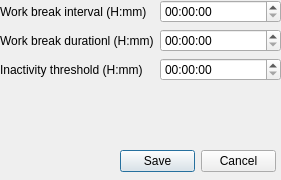
This is QWorkBreak/SettingsDialog.ui in Leonid-SPB/QWorkBreak as Qt 5 draws it before an edit. The edited form follows.
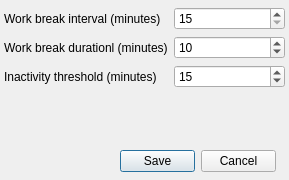
This is the edited form.

Commit message: updated SettingsDialog: QTimeEdit controls replaced with QSpinBox controls, changed default values

Patch:
```diff
--- a/QWorkBreak/SettingsDialog.ui
+++ b/QWorkBreak/SettingsDialog.ui
@@ -6,7 +6,7 @@
    <rect>
     <x>0</x>
     <y>0</y>
-    <width>281</width>
+    <width>289</width>
     <height>180</height>
    </rect>
   </property>
@@ -16,8 +16,8 @@
   <widget class="QWidget" name="formLayoutWidget">
    <property name="geometry">
     <rect>
-     <x>0</x>
-     <y>0</y>
+     <x>4</x>
+     <y>7</y>
      <width>281</width>
      <height>141</height>
     </rect>
@@ -29,54 +29,57 @@
     <item row="0" column="0">
      <widget class="QLabel" name="label">
       <property name="text">
-       <string>Work break interval (H:mm)</string>
-      </property>
-     </widget>
-    </item>
-    <item row="0" column="1">
-     <widget class="QTimeEdit" name="IntervalTimeEdit">
-      <property name="locale">
-       <locale language="English" country="UnitedStates"/>
-      </property>
-      <property name="currentSection">
-       <enum>QDateTimeEdit::MinuteSection</enum>
-      </property>
-      <property name="currentSectionIndex">
-       <number>1</number>
+       <string>Work break interval (minutes)</string>
       </property>
      </widget>
     </item>
     <item row="1" column="0">
      <widget class="QLabel" name="label_2">
       <property name="text">
-       <string>Work break durationl (H:mm)</string>
-      </property>
-     </widget>
-    </item>
-    <item row="1" column="1">
-     <widget class="QTimeEdit" name="DurationTimeEdit">
-      <property name="locale">
-       <locale language="English" country="UnitedStates"/>
-      </property>
-      <property name="currentSection">
-       <enum>QDateTimeEdit::MinuteSection</enum>
-      </property>
-     </widget>
-    </item>
-    <item row="2" column="1">
-     <widget class="QTimeEdit" name="InactivityThresholdEdit">
-      <property name="locale">
-       <locale language="English" country="UnitedStates"/>
-      </property>
-      <property name="currentSection">
-       <enum>QDateTimeEdit::MinuteSection</enum>
+       <string>Work break durationl (minutes)</string>
       </property>
      </widget>
     </item>
     <item row="2" column="0">
      <widget class="QLabel" name="label_3">
       <property name="text">
-       <string>Inactivity threshold (H:mm)</string>
+       <string>Inactivity threshold (minutes)</string>
+      </property>
+     </widget>
+    </item>
+    <item row="0" column="1">
+     <widget class="QSpinBox" name="IntervalTimeEdit">
+      <property name="minimum">
+       <number>15</number>
+      </property>
+      <property name="maximum">
+       <number>240</number>
+      </property>
+     </widget>
+    </item>
+    <item row="1" column="1">
+     <widget class="QSpinBox" name="DurationTimeEdit">
+      <property name="minimum">
+       <number>3</number>
+      </property>
+      <property name="maximum">
+       <number>240</number>
+      </property>
+      <property name="value">
+       <number>10</number>
+      </property>
+     </widget>
+    </item>
+    <item row="2" column="1">
+     <widget class="QSpinBox" name="InactivityThresholdEdit">
+      <property name="minimum">
+       <number>5</number>
+      </property>
+      <property name="maximum">
+       <number>90</number>
+      </property>
+      <property name="value">
+       <number>15</number>
       </property>
      </widget>
     </item>
```
Left out of the diff: 2 changed lines with no effect on the pictures. The commit also changes 3 other files.
